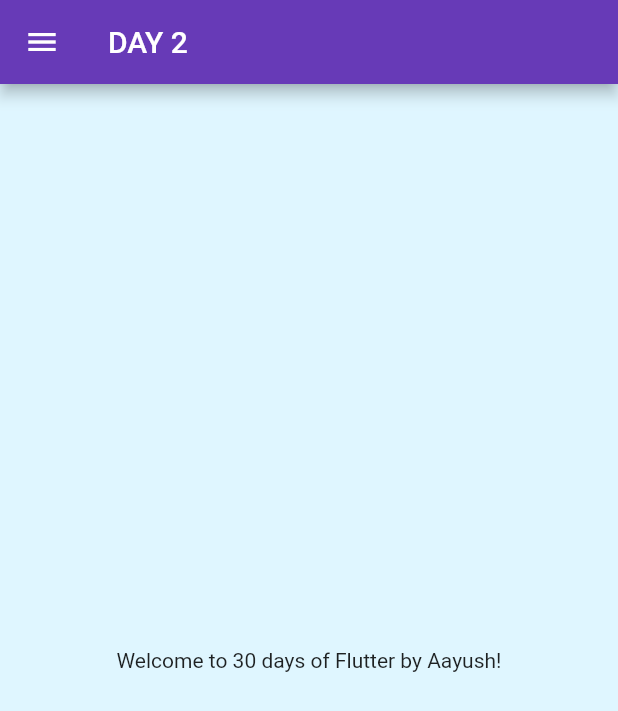
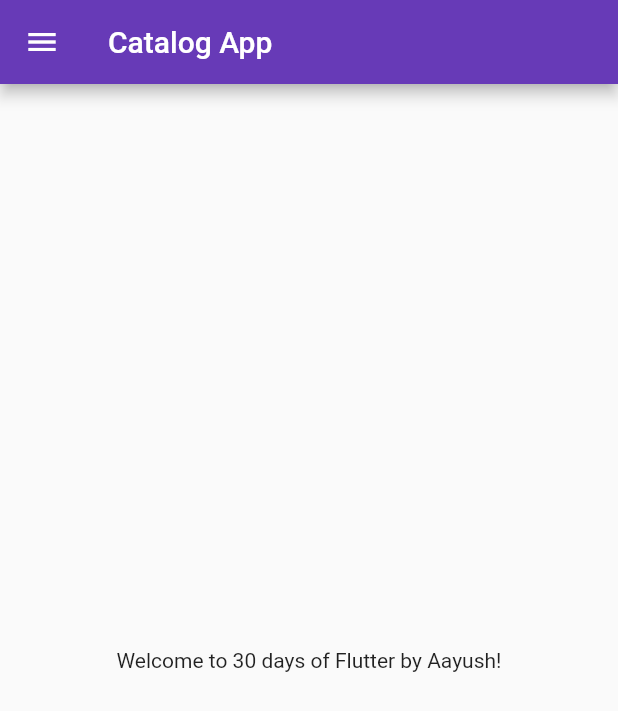
Before and after one commit to dcaayushd/30DaysofFlutter, a Flutter app: the screen it shows after launch, on a phone screen of 412 x 824 dp. Shown: the top 711 px of the screen. Run offline on Flutter 3.47's test engine with Material 2 defaults, Android fonts, the phone set to English and light mode, and no system bars.

Commit message:
Day 3 Completed

```diff
--- a/lib/main.dart
+++ b/lib/main.dart
@@ -1,17 +1,26 @@
 import 'package:flutter/material.dart';
-import 'package:flutter_application_1/home_page.dart';
+import 'package:flutter_application_1/pages/home_page.dart';
+import 'package:flutter_application_1/pages/login_page.dart';
 
 void main() {
   runApp(myApp());
 }
 
 class myApp extends StatelessWidget {
-
   @override
   Widget build(BuildContext context) {
     return MaterialApp(
       debugShowCheckedModeBanner: false,
-      home: HomePage(),
+      // home: HomePage(),
+      themeMode: ThemeMode.light,
+      theme: ThemeData(primarySwatch: Colors.deepPurple),
+      darkTheme: ThemeData(brightness: Brightness.dark),
+      initialRoute: "/home",
+      routes: {
+        "/": (context) => LoginPage(),
+        "/home": (context) => HomePage(),
+        "/login": (context) => LoginPage(),
+      },
     );
   }
 }
--- a/lib/home_page.dart
+++ b/lib/pages/home_page.dart
@@ -9,10 +9,8 @@ class HomePage extends StatelessWidget {
     String name = 'Aayush';
     return Scaffold(
       appBar: AppBar(
-        title: Text('DAY 2'),
-        backgroundColor: Colors.deepPurple,
+        title: Text('Catalog App'),
       ),
-      backgroundColor: Color(0xFFDFF6FF),
       body: Center(
         child: Container(
             child: Text('Welcome to $days days of Flutter by $name!')),
```
Also changed, not shown: lib/pages/login_page.dart (added, +20 -0 lines).
